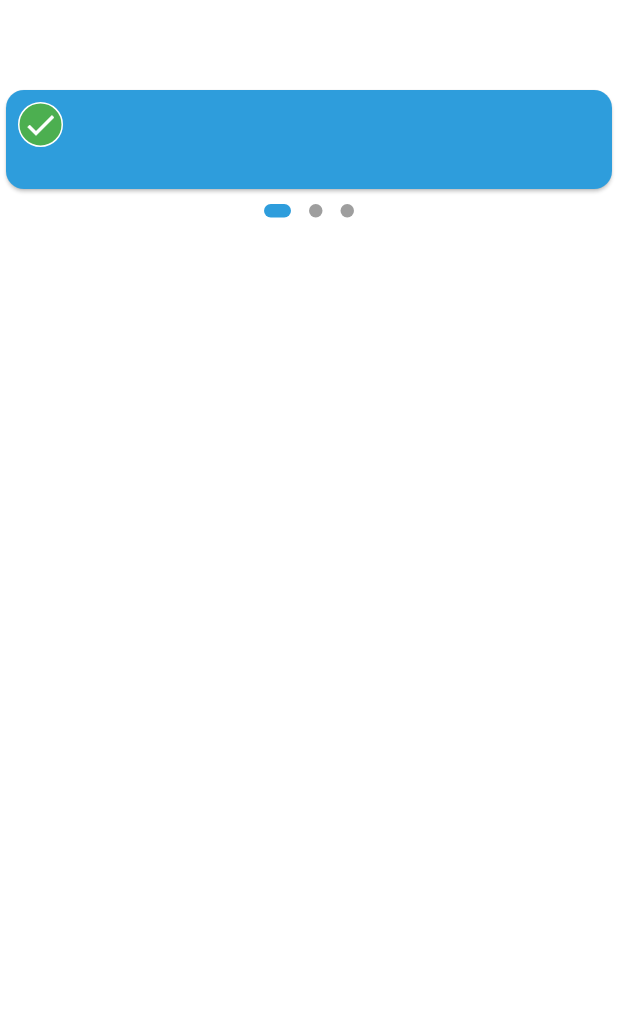
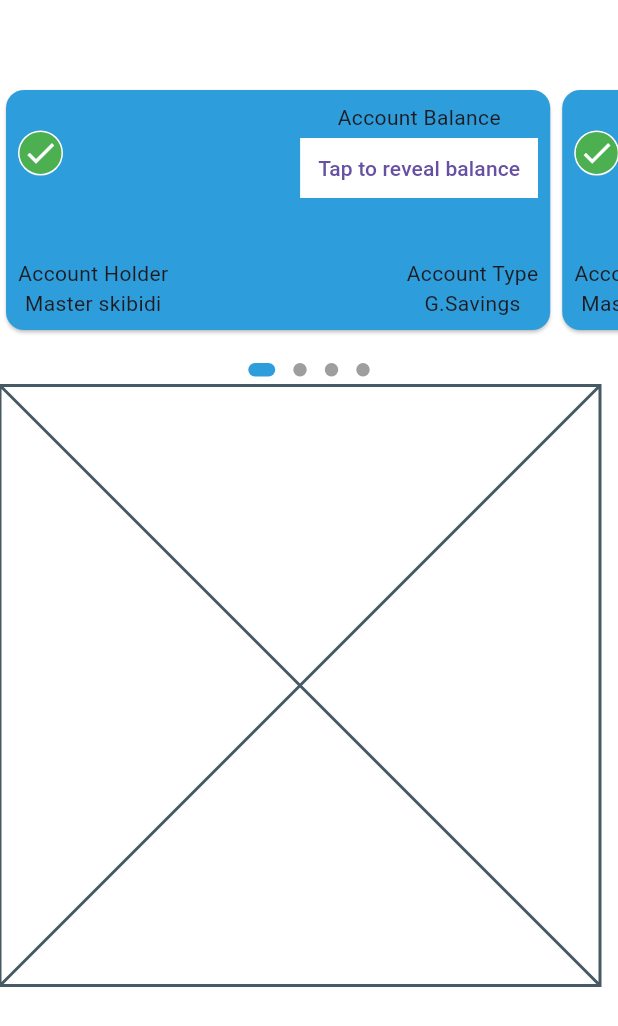
Before and after one commit to ridwan1178/rupali_bank_demo, a Flutter app: the Homepage screen opened directly, on a phone screen of 412 x 824 dp. Shown: the top 1026 px of the screen. Run offline on Flutter 3.47's test engine with Material 3 defaults, Android fonts, the phone set to English and light mode, and no system bars; drawn by our look-alikes of dots_indicator; generated files the repository leaves out were written again.

Commit message:
finished making basic card card and hompage were refactored

```diff
--- /dev/null
+++ b/devtools_options.yaml
@@ -0,0 +1,3 @@
+description: This file stores settings for Dart & Flutter DevTools.
+documentation: https://docs.flutter.dev/tools/devtools/extensions#configure-extension-enablement-states
+extensions:
--- /dev/null
+++ b/lib/homepage/card/bottom_left.dart
@@ -0,0 +1,20 @@
+import 'package:flutter/material.dart';
+
+class BottomLeft extends StatelessWidget {
+  const BottomLeft({
+    super.key,
+  });
+
+  @override
+  Widget build(BuildContext context) {
+    return Padding(
+      padding: const EdgeInsets.all(8.0),
+      child: Column(
+        children: [
+          Text("Account Holder"),
+          Text("Master skibidi"),
+        ],
+      ),
+    );
+  }
+}
--- /dev/null
+++ b/lib/homepage/card/bottom_right.dart
@@ -0,0 +1,17 @@
+import 'package:flutter/material.dart';
+
+class BottomRight extends StatelessWidget {
+  const BottomRight({
+    super.key,
+  });
+
+  @override
+  Widget build(BuildContext context) {
+    return Padding(
+      padding: const EdgeInsets.all(8.0),
+      child: Column(
+        children: [Text("Account Type"), Text("G.Savings")],
+      ),
+    );
+  }
+}
--- /dev/null
+++ b/lib/homepage/card/card_body.dart
@@ -0,0 +1,46 @@
+import 'package:flutter/material.dart';
+import 'package:rupali_bank_demo/core/configs/app_colors.dart';
+import 'package:rupali_bank_demo/core/configs/app_icons.dart';
+import 'package:rupali_bank_demo/homepage/card/bottom_left.dart';
+import 'package:rupali_bank_demo/homepage/card/bottom_right.dart';
+import 'package:rupali_bank_demo/homepage/card/top_left.dart';
+import 'package:rupali_bank_demo/homepage/card/top_right.dart';
+
+class CardBody extends StatelessWidget {
+  const CardBody({super.key});
+
+  @override
+  Widget build(BuildContext context) {
+    return Column(
+      children: [
+        Card(
+          color: AppColors.primary,
+          child: Column(
+            children: [
+              Row(
+                children: [
+                  TopLeft(icon: AppIcons.tickMark),
+                  Spacer(),
+                  TopRight(
+                    context: context,
+                  )
+                ],
+              ),
+              SizedBox(
+                height: 20,
+              ),
+              Row(
+                children: [
+                  BottomLeft(),
+                  Spacer(),
+                  BottomRight()
+                ],
+              )
+            ],
+          ),
+        ),
+        //DotsIndicatorWidget(currentIndex: currentIndex, pageCount: pageCount)
+      ],
+    );
+  }
+}
--- /dev/null
+++ b/lib/homepage/card/top_left.dart
@@ -0,0 +1,23 @@
+import 'package:flutter/material.dart';
+import 'package:rupali_bank_demo/utils/status_icon.dart';
+
+class TopLeft extends StatelessWidget {
+  final Icon icon;
+  const TopLeft({
+    super.key,
+    required this.icon,
+  });
+
+  @override
+  Widget build(BuildContext context) {
+    return Padding(
+      padding: const EdgeInsets.all(8.0),
+      child: StatusIcon(
+          height: 30,
+          width: 30,
+          icon: icon,
+          containerColor: Colors.green,
+          borderColor: Colors.white),
+    );
+  }
+}
--- /dev/null
+++ b/lib/homepage/card/top_right.dart
@@ -0,0 +1,61 @@
+import 'package:flutter/material.dart';
+
+import 'package:flutter_gen/gen_l10n/app_localizations.dart';
+import 'package:rupali_bank_demo/core/configs/app_colors.dart';
+
+class TopRight extends StatefulWidget {
+  const TopRight({
+    super.key,
+    required this.context,
+  });
+
+  final BuildContext context;
+
+  @override
+  State<TopRight> createState() => _TopRightState();
+}
+
+class _TopRightState extends State<TopRight> {
+  bool hide = true;
+
+  @override
+  void initState() {
+    hide = true;
+    super.initState();
+  }
+
+  @override
+  Widget build(BuildContext context) {
+    return Padding(
+      padding: const EdgeInsets.all(8.0),
+      child: Column(
+        children: [
+          Text(AppLocalizations.of(context)!.accBalance),
+          AnimatedCrossFade(
+              firstChild: TextButton(
+                  style: ButtonStyle(
+                      backgroundColor:
+                          WidgetStatePropertyAll<Color>(AppColors.background),
+                      shape:
+                          WidgetStatePropertyAll<LinearBorder>(LinearBorder())),
+                  onPressed: () => {
+                        setState(() {
+                          hide = false;
+                        })
+                      },
+                  child: Text("Tap to reveal balance")),
+              secondChild: TextButton(
+                  onPressed: () => {
+                        setState(() {
+                          hide = true;
+                        })
+                      },
+                  child: Text("BDT 69420")),
+              crossFadeState:
+                  hide ? CrossFadeState.showFirst : CrossFadeState.showSecond,
+              duration: Duration(milliseconds: 1000)),
+        ],
+      ),
+    );
+  }
+}
--- /dev/null
+++ b/lib/homepage/card_section.dart
@@ -0,0 +1,65 @@
+import 'package:flutter/material.dart';
+import 'package:rupali_bank_demo/homepage/card/card_body.dart';
+import 'package:rupali_bank_demo/utils/dots_indicator_widget.dart';
+
+
+class CardSection extends StatefulWidget {
+  const CardSection({
+    super.key,
+  });
+
+  @override
+  State<CardSection> createState() => _CardSectionState();
+}
+
+class _CardSectionState extends State<CardSection> {
+  final PageController _pageController = PageController(
+    viewportFraction: 0.9,
+    initialPage: 0,
+  );
+  int currentIndex = 0;
+  final int pageCount = 4;
+  static const _kDuration = Duration(milliseconds: 300);
+  static const _kCurve = Curves.ease;
+
+  @override
+  void dispose() {
+    _pageController.dispose();
+    super.dispose();
+  }
+
+  nextFunction() {
+    currentIndex++;
+    _pageController.nextPage(duration: _kDuration, curve: _kCurve);
+  }
+
+  previousFunction() {
+    currentIndex--;
+    _pageController.previousPage(duration: _kDuration, curve: _kCurve);
+  }
+
+  @override
+  Widget build(BuildContext context) {
+    return Column(
+      children: [
+        SizedBox(
+          height: 180,
+          child: PageView(
+            controller: _pageController,
+            onPageChanged: (index) => {
+              setState(() {
+                currentIndex = index;
+              })
+            },
+            pageSnapping: false,
+            padEnds: false,
+            scrollDirection: Axis.horizontal,
+            //clipBehavior: Clip.hardEdge,
+            children: [CardBody(), CardBody(), CardBody(), CardBody()],
+          ),
+        ),
+        DotsIndicatorWidget(currentIndex: currentIndex, pageCount: pageCount),
+      ],
+    );
+  }
+}
--- a/lib/homepage/homepage.dart
+++ b/lib/homepage/homepage.dart
@@ -1,8 +1,5 @@
 import 'package:flutter/material.dart';
-import 'package:rupali_bank_demo/core/configs/app_colors.dart';
-import 'package:rupali_bank_demo/core/configs/app_icons.dart';
-import 'package:rupali_bank_demo/utils/circle_done_icon.dart';
-import 'package:rupali_bank_demo/utils/dots_indicator_widget.dart';
+import 'package:rupali_bank_demo/homepage/card_section.dart';
 import 'package:rupali_bank_demo/utils/basic_appbar.dart';
 
 class Homepage extends StatefulWidget {
@@ -13,109 +10,19 @@ class Homepage extends StatefulWidget {
 }
 
 class _HomepageState extends State<Homepage> {
-  final PageController _pageController = PageController();
-  int currentIndex = 0;
-  final int pageCount = 3;
-  static const _kDuration = Duration(milliseconds: 300);
-  static const _kCurve = Curves.ease;
-
-  @override
-  void dispose() {
-    _pageController.dispose();
-    super.dispose();
-  }
-
-  nextFunction() {
-    currentIndex++;
-    _pageController.nextPage(duration: _kDuration, curve: _kCurve);
-  }
-
-  previousFunction() {
-    currentIndex--;
-    _pageController.previousPage(duration: _kDuration, curve: _kCurve);
-  }
-
   @override
   Widget build(BuildContext context) {
-    return SafeArea(
+    return const SafeArea(
         child: Scaffold(
       appBar: BasicAppbar(hideBackButton: true),
       body: Column(
         children: [
-          SizedBox(
-            height: 180,
-            width: 610,
-            child: PageView(
-              controller: _pageController,
-              onPageChanged: (index) => {
-                setState(() {
-                  currentIndex = index;
-                })
-              },
-              scrollDirection: Axis.horizontal,
-              children: [
-                _cardBody(),
-                _cardBody(),
-                _cardBody(),
-              ],
-            ),
+          CardSection(),
+          Row(
+            children: [Placeholder()],
           )
         ],
       ),
     ));
   }
-
-  Widget _cardBody() {
-    return Column(
-      children: [
-        Card(
-          color: AppColors.primary,
-          child: Column(
-            children: [
-              Row(
-                children: [
-                  Padding(
-                    padding: const EdgeInsets.all(8.0),
-                    child: CircleDoneIcon(
-                        height: 30,
-                        width: 30,
-                        icon: AppIcons.tickMark,
-                        containerColor: Colors.green,
-                        borderColor: Colors.white),
-                  )
-                ],
-              ),
-              const SizedBox(
-                height: 20,
-              ),
-              Row(
-                children: [],
-              )
-            ],
-          ),
-        ),
-        DotsIndicatorWidget(currentIndex: currentIndex, pageCount: pageCount)
-      ],
-    );
-  }
 }
-
-// class CircleDoneIcon extends StatelessWidget {
-//   const CircleDoneIcon({
-//     super.key,
-//   });
-
-//   @override
-//   Widget build(BuildContext context) {
-//     return Container(
-//       width: 30,
-//       height: 30,
-//       //constraints: BoxConstraints(maxHeight: 20, maxWidth: 20),
-//       decoration: BoxDecoration(
-//           shape: BoxShape.circle,
-//           color: Colors.green,
-//           border: Border.all(color: Colors.white)),
-//       child: AppIcons.tickMark,
-//     );
-//   }
-// }
--- a/lib/l10n/app_bn.arb
+++ b/lib/l10n/app_bn.arb
@@ -3,5 +3,6 @@
     "lang": "বাংলা",
     "signin": "সাইন ইন করুন",
     "email": "ইমেইল",
-    "pass": "পাসওয়ার্ড"
+    "pass": "পাসওয়ার্ড",
+    "accBalance": "হিসাবের পরিমান"
 }
--- a/lib/l10n/app_en.arb
+++ b/lib/l10n/app_en.arb
@@ -9,6 +9,7 @@
     },
     "signin": "Sign In",
     "email": "Email",
-    "pass": "Password"
+    "pass": "Password",
+    "accBalance": "Account Balance"
 
   }
--- a/lib/utils/circle_done_icon.dart
+++ b/lib/utils/status_icon.dart
@@ -1,14 +1,14 @@
 import 'package:flutter/material.dart';
 import 'package:rupali_bank_demo/core/configs/app_icons.dart';
 
-class CircleDoneIcon extends StatelessWidget {
+class StatusIcon extends StatelessWidget {
   final double height;
   final double width;
   final Color containerColor;
   final Color borderColor;
   final Icon icon;
 
-   const CircleDoneIcon({
+   const StatusIcon({
     super.key,
     required this.borderColor,
     required this.containerColor,
--- a/pubspec.yaml
+++ b/pubspec.yaml
@@ -47,6 +47,7 @@ dev_dependencies:
   go_router:
   dots_indicator:
 
+
   # The "flutter_lints" package below contains a set of recommended lints to
   # encourage good coding practices. The lint set provided by the package is
   # activated in the `analysis_options.yaml` file located at the root of your
```
